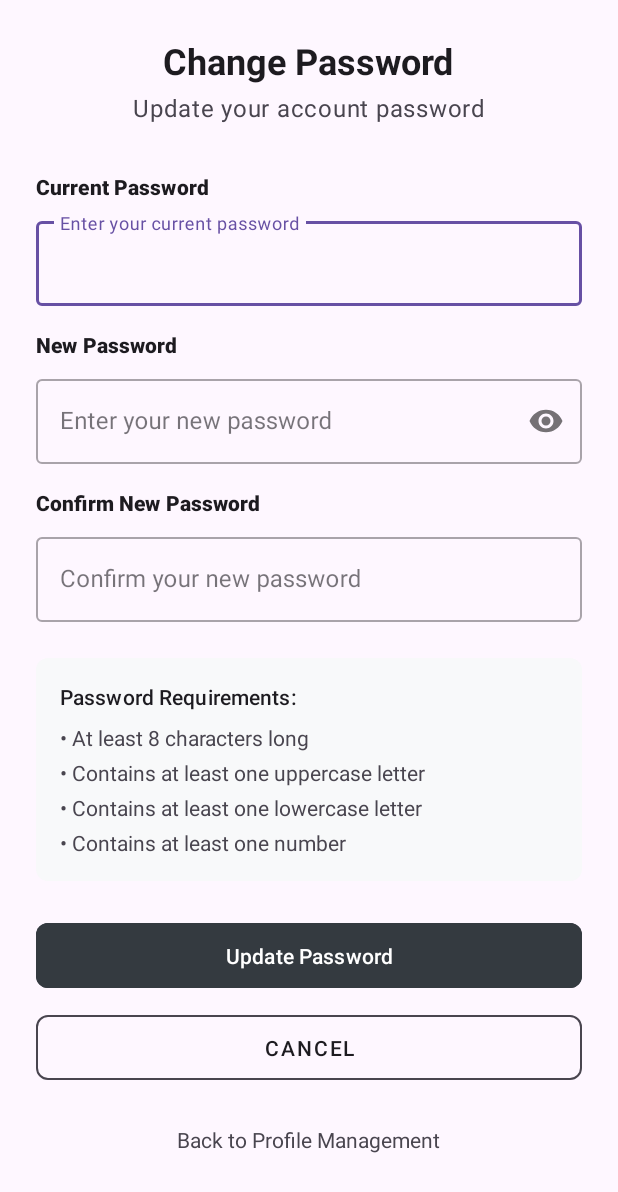
After one commit to TheSBVaidya/MERN-Library_Management_System, an Android app: the ChangePasswordActivity screen opened directly, with no data from a screen before it, on a phone screen of 412 x 824 dp. The commit adds this screen. Shown: the top 1192 px of the screen. Run offline under Robolectric (Android 15) with nearby library versions, the light colour scheme and no system bars.

Commit message:
Android user change password is done

```diff
--- a/LMS_Frontend/user/app/src/main/AndroidManifest.xml
+++ b/LMS_Frontend/user/app/src/main/AndroidManifest.xml
@@ -14,6 +14,9 @@
         android:roundIcon="@mipmap/ic_launcher_round"
         android:supportsRtl="true"
         android:theme="@style/Theme.User">
+        <activity
+            android:name=".activity.ChangePasswordActivity"
+            android:exported="false" />
         <activity
             android:name=".activity.ProfileManagementActivity"
             android:exported="false" />
--- /dev/null
+++ b/LMS_Frontend/user/app/src/main/java/com/example/user/activity/ChangePasswordActivity.java
@@ -0,0 +1,97 @@
+package com.example.user.activity;
+
+import android.os.Bundle;
+import android.util.Log;
+import android.view.View;
+import android.widget.Button;
+import android.widget.EditText;
+import android.widget.Toast;
+
+import androidx.activity.EdgeToEdge;
+import androidx.appcompat.app.AppCompatActivity;
+import androidx.core.graphics.Insets;
+import androidx.core.view.ViewCompat;
+import androidx.core.view.WindowInsetsCompat;
+
+import com.example.user.R;
+import com.example.user.entities.ChangePassword;
+import com.example.user.entities.Members;
+import com.example.user.utils.ApiService;
+import com.example.user.utils.BackendResponse;
+import com.example.user.utils.RetrofitClient;
+
+import retrofit2.Call;
+import retrofit2.Callback;
+import retrofit2.Response;
+
+public class ChangePasswordActivity extends AppCompatActivity {
+
+    EditText etCP, etNP, etCNP;
+    Button btnUpdatePasswd, btnCancel;
+
+    @Override
+    protected void onCreate(Bundle savedInstanceState) {
+        super.onCreate(savedInstanceState);
+        setContentView(R.layout.activity_change_password);
+
+        etCP = findViewById(R.id.etCP);
+        etNP = findViewById(R.id.etNP);
+        etCNP = findViewById(R.id.etCNP);
+        btnUpdatePasswd = findViewById(R.id.updatePasswordButton);
+        btnCancel = findViewById(R.id.cancelButton);
+
+        btnCancel.setOnClickListener(new View.OnClickListener() {
+            @Override
+            public void onClick(View view) {
+                finish();
+            }
+        });
+
+        btnUpdatePasswd.setOnClickListener(new View.OnClickListener() {
+            @Override
+            public void onClick(View view) {
+                String CP = etCP.getText().toString();
+                String NP = etNP.getText().toString();
+                String CNP = etCNP.getText().toString();
+
+                if (!NP.equals(CNP)) {
+                    Toast.makeText(ChangePasswordActivity.this, "Changing Password must be same", Toast.LENGTH_SHORT).show();
+                } else {
+
+                    ChangePassword changePassword = new ChangePassword();
+                    changePassword.setCurrPassword(CP);
+                    changePassword.setNewPassword(NP);
+
+                    ApiService apiService = RetrofitClient.getApiService();
+                    Call<BackendResponse> call = apiService.updatePassword(changePassword, 1);
+
+                    call.enqueue(new Callback<BackendResponse>() {
+                        @Override
+                        public void onResponse(Call<BackendResponse> call, Response<BackendResponse> response) {
+                            if (response.isSuccessful()) {
+                                BackendResponse backendResponse = response.body();
+
+                                if ("success".equals(backendResponse.getStatus())) {
+                                    Toast.makeText(ChangePasswordActivity.this, "Password Change Successfully", Toast.LENGTH_SHORT).show();
+                                    finish();
+                                } else if ("error".equals(backendResponse.getStatus())) {
+                                    Toast.makeText(ChangePasswordActivity.this, "The Error Occure", Toast.LENGTH_SHORT).show();
+                                }
+                            } else {
+                                Toast.makeText(ChangePasswordActivity.this, "API Error", Toast.LENGTH_SHORT).show();
+                            }
+                        }
+
+                        @Override
+                        public void onFailure(Call<BackendResponse> call, Throwable t) {
+                            Toast.makeText(ChangePasswordActivity.this, "Network Failure: "+t.getMessage(), Toast.LENGTH_SHORT).show();
+
+                        }
+                    });
+//                    Toast.makeText(ChangePasswordActivity.this, "Password is change", Toast.LENGTH_SHORT).show();
+                }
+            }
+        });
+
+    }
+}
--- a/LMS_Frontend/user/app/src/main/java/com/example/user/activity/DashboardActivity.java
+++ b/LMS_Frontend/user/app/src/main/java/com/example/user/activity/DashboardActivity.java
@@ -47,6 +47,7 @@ public class DashboardActivity extends AppCompatActivity {
         } else if (id == R.id.action_sign_out) {
             // Handle Sign Out click
             Toast.makeText(this, "Sign Out clicked", Toast.LENGTH_SHORT).show();
+            finish();
             return true;
         }
 
--- a/LMS_Frontend/user/app/src/main/java/com/example/user/utils/ApiService.java
+++ b/LMS_Frontend/user/app/src/main/java/com/example/user/utils/ApiService.java
@@ -1,11 +1,14 @@
 package com.example.user.utils;
 
+import com.example.user.entities.ChangePassword;
 import com.example.user.entities.Members;
 import com.google.gson.JsonObject;
 
 import retrofit2.Call;
 import retrofit2.http.Body;
+import retrofit2.http.PATCH;
 import retrofit2.http.POST;
+import retrofit2.http.Path;
 
 public interface ApiService {
 
@@ -16,4 +19,7 @@ public interface ApiService {
 
     @POST("/members/login")
     Call<BackendResponse> loginUser(@Body Members members);
+
+    @PATCH("/members/updatePassword/{id}")
+    Call<BackendResponse> updatePassword(@Body ChangePassword changePassword, @Path("id") int id);
 }
--- a/LMS_Frontend/user/app/src/main/java/com/example/user/utils/BackendResponse.java
+++ b/LMS_Frontend/user/app/src/main/java/com/example/user/utils/BackendResponse.java
@@ -1,6 +1,7 @@
 package com.example.user.utils;
 
 import com.example.user.entities.Members;
+import com.google.gson.JsonElement;
 import com.google.gson.annotations.SerializedName;
 
 import lombok.Getter;
@@ -12,7 +13,7 @@ public class BackendResponse {
     private String status;
 
     @SerializedName("data")
-    private Members membersData;
+    private JsonElement data;
 
     @SerializedName("message")
     private String message;
--- /dev/null
+++ b/LMS_Frontend/user/app/src/main/res/drawable/requirements_background.xml
@@ -0,0 +1,5 @@
+<?xml version="1.0" encoding="utf-8"?>
+<shape xmlns:android="http://schemas.android.com/apk/res/android"
+    android:shape="rectangle">
+    <solid android:color="#F8F9FA" /> <corners android:radius="8dp" />
+</shape>
--- /dev/null
+++ b/LMS_Frontend/user/app/src/main/res/layout/activity_change_password.xml
@@ -0,0 +1,171 @@
+<?xml version="1.0" encoding="utf-8"?>
+<ScrollView xmlns:android="http://schemas.android.com/apk/res/android"
+    xmlns:app="http://schemas.android.com/apk/res-auto"
+    xmlns:tools="http://schemas.android.com/tools"
+    android:layout_width="match_parent"
+    android:layout_height="match_parent"
+    android:fillViewport="true"
+    tools:context=".activity.ChangePasswordActivity">
+
+    <LinearLayout
+        android:layout_width="match_parent"
+        android:layout_height="wrap_content"
+        android:orientation="vertical"
+        android:padding="24dp">
+
+        <TextView
+            android:layout_width="wrap_content"
+            android:layout_height="wrap_content"
+            android:layout_gravity="center_horizontal"
+            android:text="Change Password"
+            android:textAppearance="@style/TextAppearance.MaterialComponents.Headline5"
+            android:textStyle="bold" />
+
+        <TextView
+            android:layout_width="wrap_content"
+            android:layout_height="wrap_content"
+            android:layout_gravity="center_horizontal"
+            android:layout_marginTop="4dp"
+            android:text="Update your account password"
+            android:textAppearance="@style/TextAppearance.MaterialComponents.Body1"
+            android:textColor="?android:attr/textColorSecondary" />
+
+        <TextView
+            android:layout_width="wrap_content"
+            android:layout_height="wrap_content"
+            android:layout_marginTop="32dp"
+            android:text="Current Password"
+            android:textStyle="bold"
+            android:textAppearance="@style/TextAppearance.MaterialComponents.Subtitle2"/>
+
+        <com.google.android.material.textfield.TextInputLayout
+            android:layout_width="match_parent"
+            android:layout_height="wrap_content"
+            android:layout_marginTop="8dp"
+            style="@style/Widget.MaterialComponents.TextInputLayout.OutlinedBox">
+
+            <com.google.android.material.textfield.TextInputEditText
+                android:id="@+id/etCP"
+                android:layout_width="match_parent"
+                android:layout_height="wrap_content"
+                android:hint="Enter your current password"
+                android:inputType="textPassword" />
+        </com.google.android.material.textfield.TextInputLayout>
+
+        <TextView
+            android:layout_width="wrap_content"
+            android:layout_height="wrap_content"
+            android:layout_marginTop="16dp"
+            android:text="New Password"
+            android:textStyle="bold"
+            android:textAppearance="@style/TextAppearance.MaterialComponents.Subtitle2"/>
+
+        <com.google.android.material.textfield.TextInputLayout
+            android:layout_width="match_parent"
+            android:layout_height="wrap_content"
+            android:layout_marginTop="8dp"
+            app:passwordToggleEnabled="true"
+            style="@style/Widget.MaterialComponents.TextInputLayout.OutlinedBox">
+
+            <com.google.android.material.textfield.TextInputEditText
+                android:id="@+id/etNP"
+                android:layout_width="match_parent"
+                android:layout_height="wrap_content"
+                android:hint="Enter your new password"
+                android:inputType="textPassword" />
+        </com.google.android.material.textfield.TextInputLayout>
+
+        <TextView
+            android:layout_width="wrap_content"
+            android:layout_height="wrap_content"
+            android:layout_marginTop="16dp"
+            android:text="Confirm New Password"
+            android:textStyle="bold"
+            android:textAppearance="@style/TextAppearance.MaterialComponents.Subtitle2"/>
+
+        <com.google.android.material.textfield.TextInputLayout
+            android:layout_width="match_parent"
+            android:layout_height="wrap_content"
+            android:layout_marginTop="8dp"
+            style="@style/Widget.MaterialComponents.TextInputLayout.OutlinedBox">
+
+            <com.google.android.material.textfield.TextInputEditText
+                android:id="@+id/etCNP"
+                android:layout_width="match_parent"
+                android:layout_height="wrap_content"
+                android:hint="Confirm your new password"
+                android:inputType="textPassword" />
+        </com.google.android.material.textfield.TextInputLayout>
+
+        <LinearLayout
+            android:layout_width="match_parent"
+            android:layout_height="wrap_content"
+            android:orientation="vertical"
+            android:layout_marginTop="24dp"
+            android:padding="16dp"
+            android:background="@drawable/requirements_background"> <TextView
+            android:layout_width="wrap_content"
+            android:layout_height="wrap_content"
+            android:text="Password Requirements:"
+            android:textAppearance="@style/TextAppearance.MaterialComponents.Subtitle2"/>
+
+            <TextView
+                android:layout_width="wrap_content"
+                android:layout_height="wrap_content"
+                android:layout_marginTop="8dp"
+                android:text="• At least 8 characters long"/>
+
+            <TextView
+                android:layout_width="wrap_content"
+                android:layout_height="wrap_content"
+                android:layout_marginTop="4dp"
+                android:text="• Contains at least one uppercase letter"/>
+
+            <TextView
+                android:layout_width="wrap_content"
+                android:layout_height="wrap_content"
+                android:layout_marginTop="4dp"
+                android:text="• Contains at least one lowercase letter"/>
+
+            <TextView
+                android:layout_width="wrap_content"
+                android:layout_height="wrap_content"
+                android:layout_marginTop="4dp"
+                android:text="• Contains at least one number"/>
+        </LinearLayout>
+
+        <com.google.android.material.button.MaterialButton
+            android:id="@+id/updatePasswordButton"
+            android:layout_width="match_parent"
+            android:layout_height="wrap_content"
+            android:layout_marginTop="24dp"
+            android:text="Update Password"
+            android:paddingVertical="12dp"
+            android:backgroundTint="#343a40"
+            app:cornerRadius="8dp"/>
+
+        <com.google.android.material.button.MaterialButton
+            android:id="@+id/cancelButton"
+            style="@style/Widget.MaterialComponents.Button.OutlinedButton"
+            android:layout_width="match_parent"
+            android:layout_height="wrap_content"
+            android:layout_marginTop="8dp"
+            android:text="Cancel"
+            android:paddingVertical="12dp"
+            android:textColor="?android:attr/textColorPrimary"
+            app:strokeColor="?android:attr/textColorSecondary"
+            app:cornerRadius="8dp"/>
+
+        <TextView
+            android:id="@+id/backLink"
+            android:layout_width="wrap_content"
+            android:layout_height="wrap_content"
+            android:layout_gravity="center_horizontal"
+            android:layout_marginTop="24dp"
+            android:text="Back to Profile Management"
+            android:textColor="?android:attr/textColorSecondary"
+            android:clickable="true"
+            android:focusable="true"/>
+
+    </LinearLayout>
+</ScrollView>
--- a/LMS_Frontend/user/app/src/main/res/layout/activity_login.xml
+++ b/LMS_Frontend/user/app/src/main/res/layout/activity_login.xml
@@ -34,7 +34,7 @@
         android:layout_marginTop="20dp"
         android:hint="Enter Password"
         android:inputType="textPassword"
-        android:text="hashed_password_for_aditi"
+        android:text="Aditi1"
         android:layout_height="55dp"
         android:textSize="20dp" />
 
```
Also changed, not shown: LMS_Frontend/user/app/src/main/java/com/example/user/activity/LoginActivity.java (+19 -9 lines), LMS_Frontend/user/app/src/main/java/com/example/user/activity/ProfileManagementActivity.java (+26 -0 lines), LMS_Frontend/user/app/src/main/java/com/example/user/activity/RegisterActivity.java (+13 -3 lines), LMS_Frontend/user/app/src/main/java/com/example/user/entities/ChangePassword.java (added, +21 -0 lines), 7 other files.
